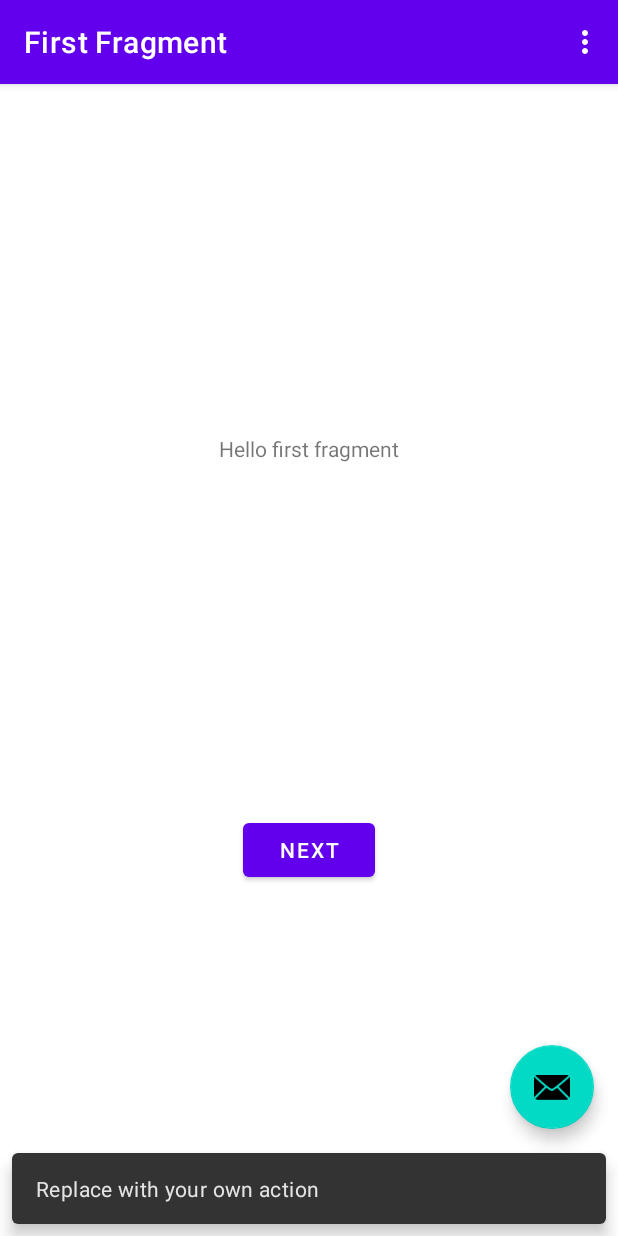
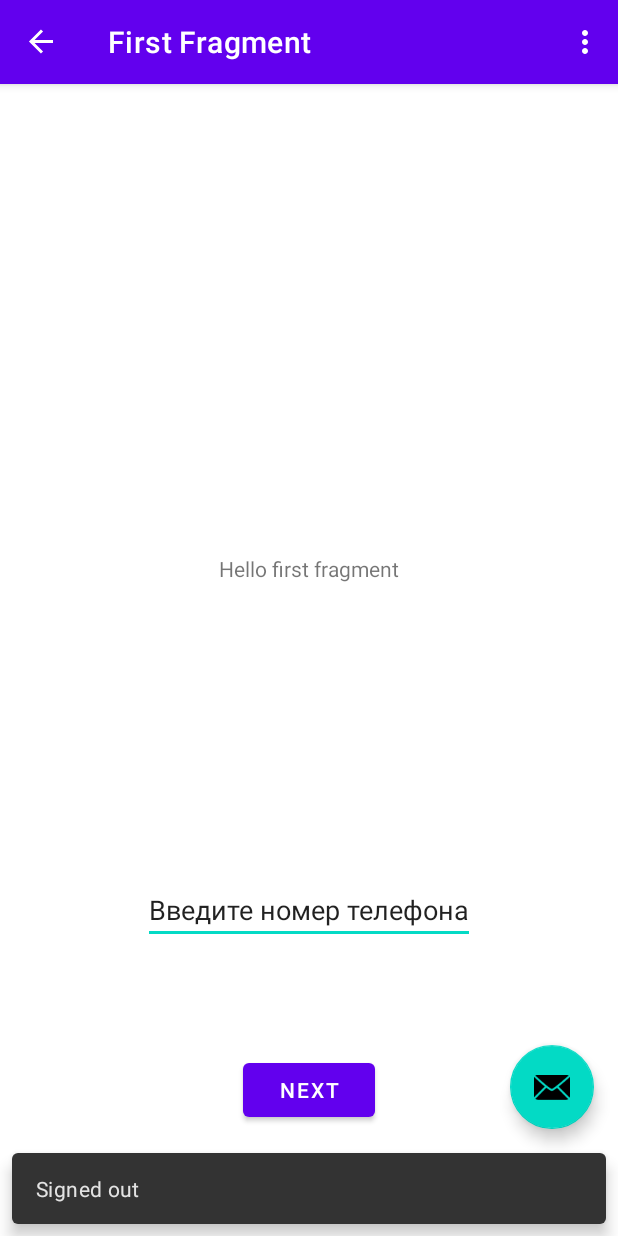
Before and after one commit to alf3ratz/nasvazi, an Android app: the screen it shows after launch (MainActivity), after a tap on an icon or button, on a phone screen of 412 x 824 dp. Run offline under Robolectric (Android 15) with nearby library versions, the phone set to English and light mode, and no system bars; our stand-ins replace Firebase (no records; nobody signed in at launch, a user with empty details on screens opened directly), navigation-ui.

Commit message:
[nasvazi-0001] Add navigation and sign out

```diff
--- a/app/src/main/java/com/ru/alferatz/AuthFragment.kt
+++ b/app/src/main/java/com/ru/alferatz/AuthFragment.kt
@@ -12,7 +12,7 @@
 import com.google.firebase.auth.*
 import com.google.firebase.auth.ktx.auth
 import com.google.firebase.ktx.Firebase
-import com.ru.alferatz.databinding.FragmentFirstBinding
+import com.ru.alferatz.databinding.FragmentAuthBinding
 import java.util.concurrent.TimeUnit
 
 /**
@@ -20,7 +20,7 @@
  */
 class AuthFragment : Fragment() {
 
-    private var _binding: FragmentFirstBinding? = null
+    private var _binding: FragmentAuthBinding? = null
     private lateinit var auth: FirebaseAuth
 
 
@@ -80,7 +80,7 @@
                 resendToken = token
             }
         }
-        _binding = FragmentFirstBinding.inflate(inflater, container, false)
+        _binding = FragmentAuthBinding.inflate(inflater, container, false)
         return binding.root
 
     }
@@ -91,7 +91,7 @@
         updateUI(currentUser)
         binding.buttonFirst.setOnClickListener {
             //findNavController().navigate(R.id.action_FirstFragment_to_SecondFragment)
-            startPhoneNumberVerification("+79164765968")
+            startPhoneNumberVerification(binding.inputPhoneNumber.text.toString())
         }
     }
 
--- a/app/src/main/java/com/ru/alferatz/MainActivity.kt
+++ b/app/src/main/java/com/ru/alferatz/MainActivity.kt
@@ -9,6 +9,8 @@
 import androidx.navigation.ui.setupActionBarWithNavController
 import android.view.Menu
 import android.view.MenuItem
+import com.google.firebase.auth.ktx.auth
+import com.google.firebase.ktx.Firebase
 import com.ru.alferatz.databinding.ActivityMainBinding
 
 class MainActivity : AppCompatActivity() {
@@ -27,9 +29,13 @@
         val navController = findNavController(R.id.nav_host_fragment_content_main)
         appBarConfiguration = AppBarConfiguration(navController.graph)
         setupActionBarWithNavController(navController, appBarConfiguration)
+        if(checkCurrentUser()){
+            navController.navigate(R.id.AuthFragment)
+        }
 
         binding.fab.setOnClickListener { view ->
-            Snackbar.make(view, "Replace with your own action", Snackbar.LENGTH_LONG)
+            Firebase.auth.signOut();
+            Snackbar.make(view, "Signed out", Snackbar.LENGTH_LONG)
                 .setAction("Action", null).show()
         }
     }
@@ -55,4 +61,9 @@
         return navController.navigateUp(appBarConfiguration)
                 || super.onSupportNavigateUp()
     }
+
+    private fun checkCurrentUser(): Boolean {
+        val user = Firebase.auth.currentUser
+        return user == null
+    }
 }
--- a/app/src/main/res/layout/fragment_first.xml
+++ b/app/src/main/res/layout/fragment_auth.xml
@@ -16,6 +16,17 @@
         app:layout_constraintStart_toStartOf="parent"
         app:layout_constraintTop_toTopOf="parent" />
 
+    <EditText
+        android:id="@+id/input_phone_number"
+        android:layout_width="wrap_content"
+        android:layout_height="wrap_content"
+        android:inputType="phone"
+        android:text="Введите номер телефона"
+        app:layout_constraintBottom_toBottomOf="parent"
+        app:layout_constraintEnd_toEndOf="parent"
+        app:layout_constraintStart_toStartOf="parent"
+        app:layout_constraintTop_toBottomOf="@id/textview_first" />
+
     <Button
         android:id="@+id/button_first"
         android:layout_width="wrap_content"
@@ -24,5 +35,5 @@
         app:layout_constraintBottom_toBottomOf="parent"
         app:layout_constraintEnd_toEndOf="parent"
         app:layout_constraintStart_toStartOf="parent"
-        app:layout_constraintTop_toBottomOf="@id/textview_first" />
+        app:layout_constraintTop_toBottomOf="@id/input_phone_number" />
 </androidx.constraintlayout.widget.ConstraintLayout>
--- a/app/src/main/res/navigation/nav_graph.xml
+++ b/app/src/main/res/navigation/nav_graph.xml
@@ -3,26 +3,26 @@
     xmlns:app="http://schemas.android.com/apk/res-auto"
     xmlns:tools="http://schemas.android.com/tools"
     android:id="@+id/nav_graph"
-    app:startDestination="@id/FirstFragment">
+    app:startDestination="@id/MainFragment">
 
     <fragment
-        android:id="@+id/FirstFragment"
+        android:id="@+id/AuthFragment"
         android:name="com.ru.alferatz.AuthFragment"
         android:label="@string/first_fragment_label"
-        tools:layout="@layout/fragment_first">
+        tools:layout="@layout/fragment_auth">
 
         <action
             android:id="@+id/action_FirstFragment_to_SecondFragment"
-            app:destination="@id/SecondFragment" />
+            app:destination="@id/MainFragment" />
     </fragment>
     <fragment
-        android:id="@+id/SecondFragment"
+        android:id="@+id/MainFragment"
         android:name="com.ru.alferatz.SecondFragment"
         android:label="@string/second_fragment_label"
         tools:layout="@layout/fragment_second">
 
         <action
             android:id="@+id/action_SecondFragment_to_FirstFragment"
-            app:destination="@id/FirstFragment" />
+            app:destination="@id/AuthFragment" />
     </fragment>
 </navigation>
```
